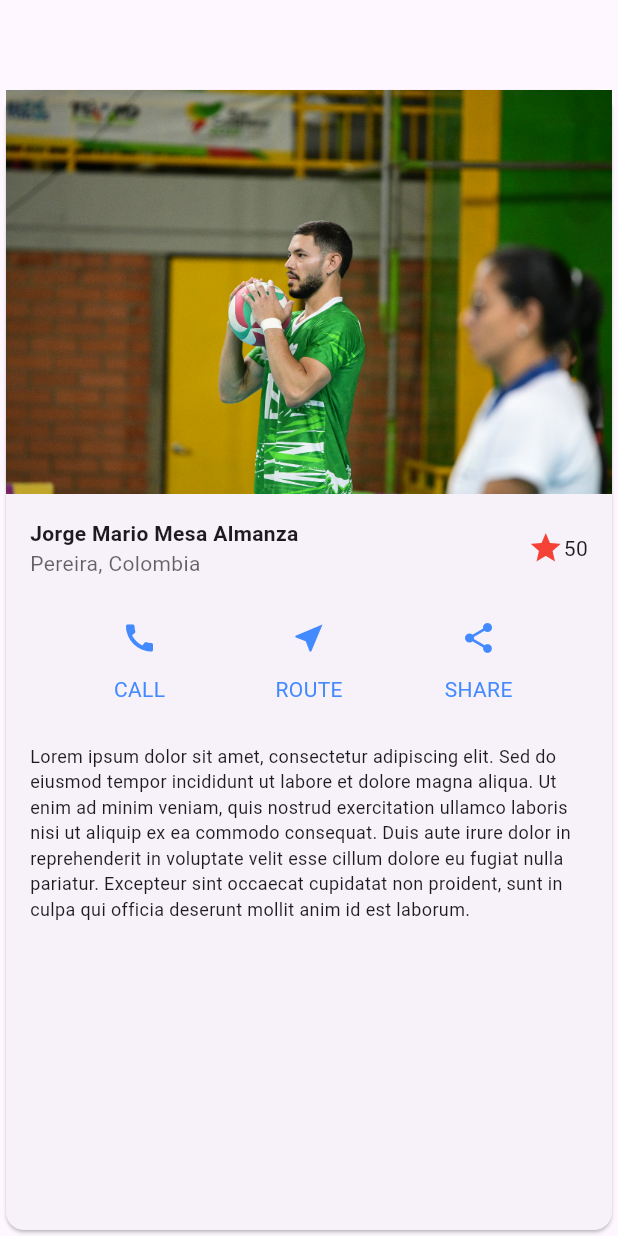
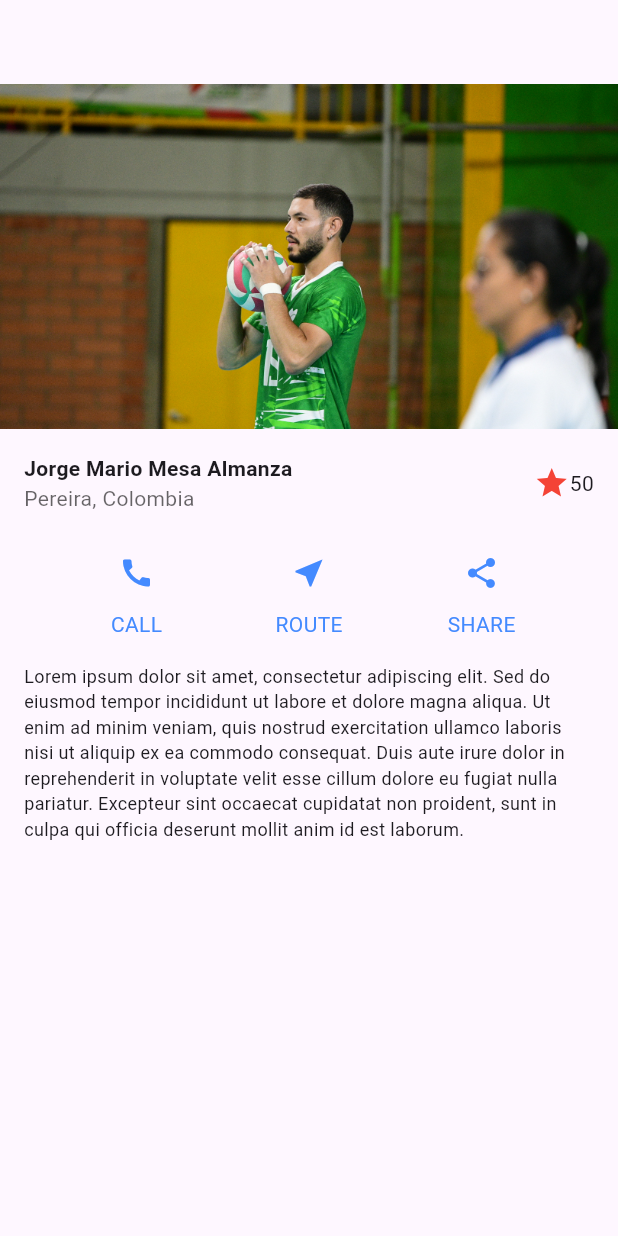
Before and after one commit to jorgemesa19/actividadClaseLago, a Flutter app: the screen it shows after launch, on a phone screen of 412 x 824 dp. Run offline on Flutter 3.47's test engine with Material 3 defaults, Android fonts, the phone set to English and light mode, and no system bars.

Commit message:
Actualización en la carpeta views para que todo quedara divido y luego fuera llamado en el main.dart

```diff
--- a/lib/main.dart
+++ b/lib/main.dart
@@ -1,5 +1,8 @@
 import 'package:flutter/material.dart';
-import 'views/lagoView.dart';
+import 'views/imageSectionView.dart';
+import 'views/tittleSectionView.dart';
+import 'views/buttonSectionView.dart';
+import 'views/textSectionView.dart';
 
 void main() {
   runApp(MyApp());
@@ -11,10 +14,16 @@ class MyApp extends StatelessWidget {
     return MaterialApp(
       home: Scaffold(
         appBar: AppBar(
-          title: Text(''),
+          title: const Text(''),
         ),
-        body: Center(
-          child: LagoCard(),
+        body: Column(
+          crossAxisAlignment: CrossAxisAlignment.start,
+          children: [
+            ImageContainer(),
+            const TitleSection(width: 100),
+            ButtonSection(),
+            const textSection(width: 100),
+          ],
         ),
       ),
     );
--- /dev/null
+++ b/lib/views/buttonSectionView.dart
@@ -0,0 +1,42 @@
+import 'package:flutter/material.dart';
+
+class ButtonSection extends StatelessWidget {
+  @override
+  Widget build(BuildContext context) {
+    return Row(
+      mainAxisAlignment: MainAxisAlignment.spaceEvenly,
+      children: [
+        Column(
+          children: [
+            IconButton(
+              onPressed: () {
+              },
+              icon: const Icon(Icons.call, color: Colors.blueAccent),
+            ),
+            const Text('CALL', style: TextStyle(color: Colors.blueAccent)),
+          ],
+        ),
+        Column(
+          children: [
+            IconButton(
+              onPressed: () {
+              },
+              icon: const Icon(Icons.near_me, color: Colors.blueAccent),
+            ),
+            const Text('ROUTE', style: TextStyle(color: Colors.blueAccent)),
+          ],
+        ),
+        Column(
+          children: [
+            IconButton(
+              onPressed: () {
+              },
+              icon: const Icon(Icons.share, color: Colors.blueAccent),
+            ),
+            const Text('SHARE', style: TextStyle(color: Colors.blueAccent)),
+          ],
+        ),
+      ],
+    );
+  }
+}
--- /dev/null
+++ b/lib/views/imageSectionView.dart
@@ -0,0 +1,13 @@
+import 'package:flutter/material.dart';
+
+class ImageContainer extends StatelessWidget {
+
+  @override
+  Widget build(BuildContext context) {
+    return Container(
+      width: MediaQuery.of(context).size.width,
+      height: 230,
+      child: Image.asset('assets/FotoAccion1.JPG', fit: BoxFit.cover),
+    );
+  }
+}
--- a/lib/views/lagoView.dart
+++ /dev/null
@@ -1,117 +0,0 @@
-import 'package:flutter/material.dart';
-
-class LagoCard extends StatelessWidget {
-
-
-  LagoCard();
-
-  @override
-  Widget build(BuildContext context) {
-    return Card(
-      child: Column(
-        crossAxisAlignment: CrossAxisAlignment.stretch,
-        children: [
-          Image.asset('assets/FotoAccion1.JPG',
-            fit: BoxFit.cover,
-          ),
-          const TitleSection(width: 100),
-
-          ButtonSection(),
-          const SizedBox(
-            height: 10,
-          ),
-
-          const LoremIpsumSection(width: 500),
-        ],
-      ),
-    );
-  }
-}
-
-class TitleSection extends StatelessWidget {
-  final double width;
-
-  const TitleSection({Key? key, required this.width}) : super(key: key);
-
-  @override
-  Widget build(BuildContext context) {
-    return Container(
-      width: MediaQuery.of(context).size.width,
-      padding: const EdgeInsets.all(16.0),
-      child: Row(
-        children: [
-          Expanded(
-            child: Column(
-              crossAxisAlignment: CrossAxisAlignment.start,
-              children: [
-                const Text('Jorge Mario Mesa Almanza', style: TextStyle(fontWeight: FontWeight.bold)),
-                Text('Pereira, Colombia', style: TextStyle(color: Colors.black.withOpacity(0.6))),
-              ],
-            ),
-          ),
-          const Icon(Icons.star, color: Colors.red),
-          const Text('50'),
-        ],
-      ),
-    );
-  }
-}
-
-
-class ButtonSection extends StatelessWidget {
-  @override
-  Widget build(BuildContext context) {
-    return Row(
-      mainAxisAlignment: MainAxisAlignment.spaceEvenly,
-      children: [
-        Column(
-          children: [
-            IconButton(
-              onPressed: () {
-              },
-              icon: const Icon(Icons.call, color: Colors.blueAccent),
-            ),
-            const Text('CALL', style: TextStyle(color: Colors.blueAccent)),
-          ],
-        ),
-        Column(
-          children: [
-            IconButton(
-              onPressed: () {
-              },
-              icon: const Icon(Icons.near_me, color: Colors.blueAccent),
-            ),
-            const Text('ROUTE', style: TextStyle(color: Colors.blueAccent)),
-          ],
-        ),
-        Column(
-          children: [
-            IconButton(
-              onPressed: () {
-              },
-              icon: const Icon(Icons.share, color: Colors.blueAccent),
-            ),
-            const Text('SHARE', style: TextStyle(color: Colors.blueAccent)),
-          ],
-        ),
-      ],
-    );
-  }
-}
-
-class LoremIpsumSection extends StatelessWidget {
-  final double width;
-
-  const LoremIpsumSection({Key? key, required this.width}) : super(key: key);
-
-  @override
-  Widget build(BuildContext context) {
-    return Container(
-      padding: const EdgeInsets.all(16.0),
-      child: const Text(
-        'Lorem ipsum dolor sit amet, consectetur adipiscing elit. Sed do eiusmod tempor incididunt ut labore et dolore magna aliqua. Ut enim ad minim veniam, quis nostrud exercitation ullamco laboris nisi ut aliquip ex ea commodo consequat. Duis aute irure dolor in reprehenderit in voluptate velit esse cillum dolore eu fugiat nulla pariatur. Excepteur sint occaecat cupidatat non proident, sunt in culpa qui officia deserunt mollit anim id est laborum.',
-        style: TextStyle(fontSize: 12),
-      ),
-    );
-  }
-}
--- /dev/null
+++ b/lib/views/textSectionView.dart
@@ -0,0 +1,18 @@
+import 'package:flutter/material.dart';
+
+class textSection extends StatelessWidget {
+  final double width;
+
+  const textSection({Key? key, required this.width}) : super(key: key);
+
+  @override
+  Widget build(BuildContext context) {
+    return Container(
+      padding: const EdgeInsets.all(16.0),
+      child: const Text(
+        'Lorem ipsum dolor sit amet, consectetur adipiscing elit. Sed do eiusmod tempor incididunt ut labore et dolore magna aliqua. Ut enim ad minim veniam, quis nostrud exercitation ullamco laboris nisi ut aliquip ex ea commodo consequat. Duis aute irure dolor in reprehenderit in voluptate velit esse cillum dolore eu fugiat nulla pariatur. Excepteur sint occaecat cupidatat non proident, sunt in culpa qui officia deserunt mollit anim id est laborum.',
+        style: TextStyle(fontSize: 12),
+      ),
+    );
+  }
+}
--- /dev/null
+++ b/lib/views/tittleSectionView.dart
@@ -0,0 +1,30 @@
+import 'package:flutter/material.dart';
+
+class TitleSection extends StatelessWidget {
+  final double width;
+
+  const TitleSection({Key? key, required this.width}) : super(key: key);
+
+  @override
+  Widget build(BuildContext context) {
+    return Container(
+      width: MediaQuery.of(context).size.width,
+      padding: const EdgeInsets.all(16.0),
+      child: Row(
+        children: [
+          Expanded(
+            child: Column(
+              crossAxisAlignment: CrossAxisAlignment.start,
+              children: [
+                const Text('Jorge Mario Mesa Almanza', style: TextStyle(fontWeight: FontWeight.bold)),
+                Text('Pereira, Colombia', style: TextStyle(color: Colors.black.withOpacity(0.6))),
+              ],
+            ),
+          ),
+          const Icon(Icons.star, color: Colors.red),
+          const Text('50'),
+        ],
+      ),
+    );
+  }
+}
```
